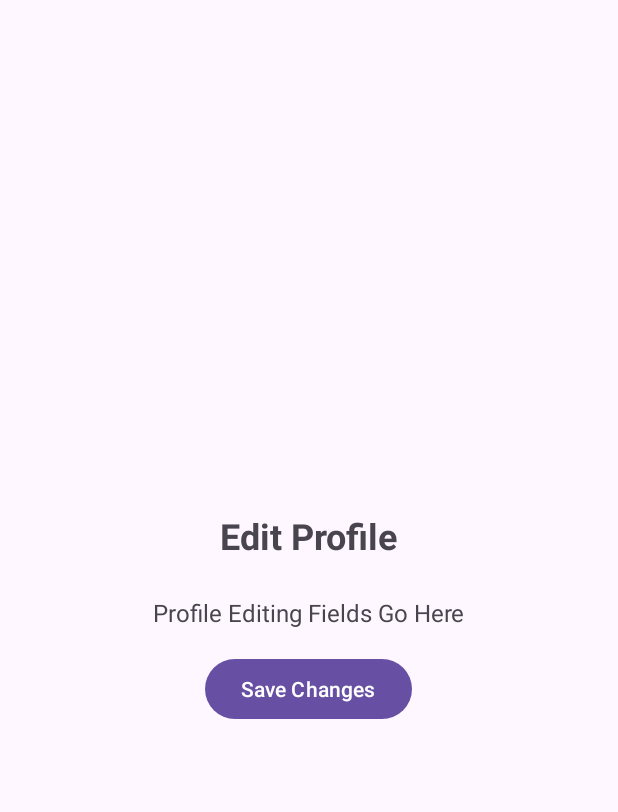
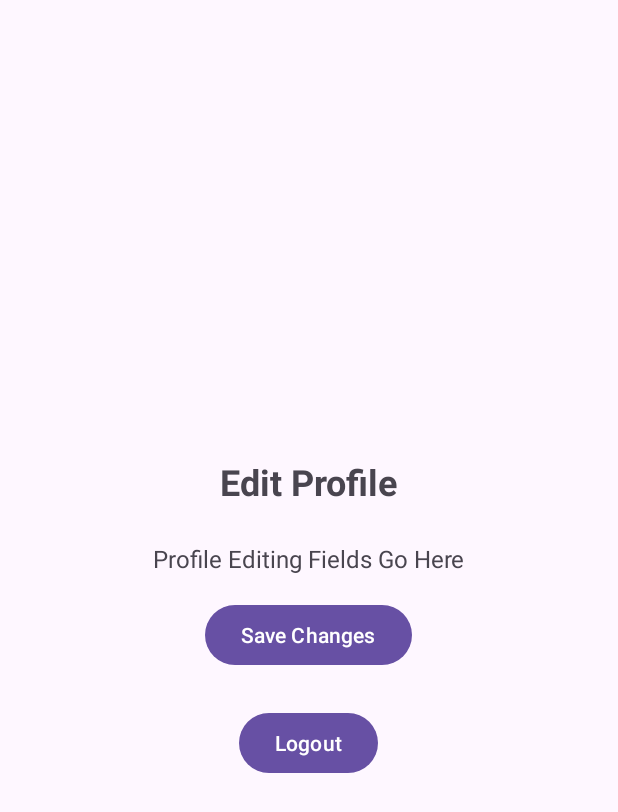
Before and after one commit to Brightlyviryaa/cogniFy, an Android app: the EditProfileActivity screen opened directly, with no data from a screen before it, on a phone screen of 412 x 824 dp. Shown: the top 812 px of the screen. Run offline under Robolectric (Android 15) with nearby library versions, the phone set to English and light mode, and no system bars; our stand-ins replace Firebase (no records; nobody signed in at launch, a user with empty details on screens opened directly).

Commit message:
edit readme dan tambah logout

```diff
--- a/app/src/main/java/com/example/cognify/EditProfileActivity.kt
+++ b/app/src/main/java/com/example/cognify/EditProfileActivity.kt
@@ -1,16 +1,37 @@
 package com.example.cognify
 
+import android.content.Intent
 import android.os.Bundle
+import android.widget.Button
 import android.widget.Toast
 import androidx.appcompat.app.AppCompatActivity
+import com.google.firebase.auth.FirebaseAuth
 
 class EditProfileActivity : AppCompatActivity() {
+
+    private lateinit var auth: FirebaseAuth
 
     override fun onCreate(savedInstanceState: Bundle?) {
         super.onCreate(savedInstanceState)
         setContentView(R.layout.activity_edit_profile)
 
-        // Just a toast message to confirm activity load for now
+        // Initialize Firebase Auth instance
+        auth = FirebaseAuth.getInstance()
+
+        // Show a toast message to confirm activity load
         Toast.makeText(this, "Edit Profile Screen", Toast.LENGTH_SHORT).show()
+
+        // Set up the logout button
+        val logoutButton = findViewById<Button>(R.id.logout_button)
+        logoutButton.setOnClickListener {
+            auth.signOut()
+            Toast.makeText(this, "Logged out successfully", Toast.LENGTH_SHORT).show()
+
+            // Redirect to MainActivity after logout
+            val intent = Intent(this, MainActivity::class.java)
+            intent.flags = Intent.FLAG_ACTIVITY_CLEAR_TOP or Intent.FLAG_ACTIVITY_NEW_TASK
+            startActivity(intent)
+            finish()
+        }
     }
 }
--- a/app/src/main/res/layout/activity_edit_profile.xml
+++ b/app/src/main/res/layout/activity_edit_profile.xml
@@ -23,7 +23,15 @@
         android:layout_marginBottom="16dp"/>
 
     <Button
+        android:id="@+id/save_changes_button"
         android:layout_width="wrap_content"
         android:layout_height="wrap_content"
         android:text="Save Changes" />
+
+    <Button
+        android:id="@+id/logout_button"
+        android:layout_width="wrap_content"
+        android:layout_height="wrap_content"
+        android:text="Logout"
+        android:layout_marginTop="24dp" />
 </LinearLayout>
```
Also changed, not shown: 1 other file.
